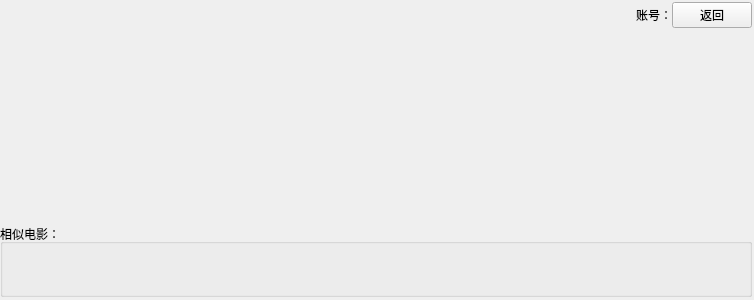
Above: ui/movie_info.ui from foxlora/MovieRecSys before the change. Below: the same form after it.
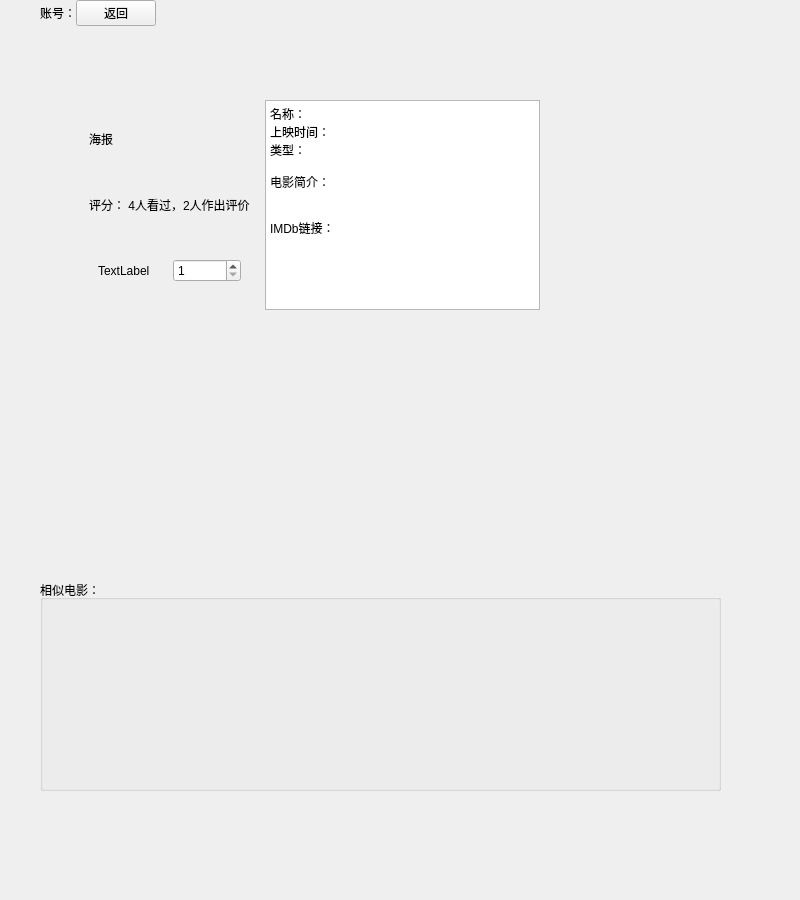
That is the form after the change.

The edit to the form file:
```diff
--- a/ui/movie_info.ui
+++ b/ui/movie_info.ui
@@ -6,30 +6,103 @@
    <rect>
     <x>0</x>
     <y>0</y>
-    <width>754</width>
-    <height>300</height>
+    <width>800</width>
+    <height>900</height>
    </rect>
   </property>
   <property name="windowTitle">
    <string>Form</string>
   </property>
-  <layout class="QVBoxLayout" name="verticalLayout" stretch="0,2,1">
-   <property name="spacing">
-    <number>25</number>
+  <widget class="QWidget" name="widget" native="true">
+   <property name="geometry">
+    <rect>
+     <x>80</x>
+     <y>100</y>
+     <width>460</width>
+     <height>210</height>
+    </rect>
    </property>
-   <property name="leftMargin">
-    <number>0</number>
-   </property>
-   <property name="topMargin">
-    <number>2</number>
-   </property>
-   <property name="rightMargin">
-    <number>2</number>
-   </property>
-   <property name="bottomMargin">
-    <number>3</number>
-   </property>
+   <layout class="QHBoxLayout" name="horizontalLayout">
+    <item>
+     <widget class="QWidget" name="widget_3" native="true">
+      <layout class="QVBoxLayout" name="verticalLayout">
+       <item>
+        <widget class="QLabel" name="label_2">
+         <property name="text">
+          <string>海报</string>
+         </property>
+        </widget>
+       </item>
+       <item>
+        <widget class="QLabel" name="label_3">
+         <property name="text">
+          <string>评分： 4人看过，2人作出评价</string>
+         </property>
+        </widget>
+       </item>
+       <item>
+        <widget class="QWidget" name="widget_2" native="true">
+         <layout class="QHBoxLayout" name="horizontalLayout_3">
+          <item>
+           <widget class="QLabel" name="label_4">
+            <property name="text">
+             <string>TextLabel</string>
+            </property>
+           </widget>
+          </item>
+          <item>
+           <widget class="QSpinBox" name="spinBox">
+            <property name="minimum">
+             <number>1</number>
+            </property>
+            <property name="maximum">
+             <number>5</number>
+            </property>
+            <property name="value">
+             <number>1</number>
+            </property>
+           </widget>
+          </item>
+         </layout>
+        </widget>
+       </item>
+      </layout>
+     </widget>
+    </item>
    <item>
+     <widget class="QTextBrowser" name="textBrowser">
+      <property name="html">
+       <string>&lt;!DOCTYPE HTML PUBLIC &quot;-//W3C//DTD HTML 4.0//EN&quot; &quot;http://www.w3.org/TR/REC-html40/strict.dtd&quot;&gt;
+&lt;html&gt;&lt;head&gt;&lt;meta name=&quot;qrichtext&quot; content=&quot;1&quot; /&gt;&lt;style type=&quot;text/css&quot;&gt;
+p, li { white-space: pre-wrap; }
+&lt;/style&gt;&lt;/head&gt;&lt;body style=&quot; font-family:'SimSun'; font-size:9pt; font-weight:400; font-style:normal;&quot;&gt;
+&lt;p style=&quot; margin-top:0px; margin-bottom:0px; margin-left:0px; margin-right:0px; -qt-block-indent:0; text-indent:0px;&quot;&gt;名称：&lt;/p&gt;
+&lt;p style=&quot; margin-top:0px; margin-bottom:0px; margin-left:0px; margin-right:0px; -qt-block-indent:0; text-indent:0px;&quot;&gt;上映时间：&lt;/p&gt;
+&lt;p style=&quot; margin-top:0px; margin-bottom:0px; margin-left:0px; margin-right:0px; -qt-block-indent:0; text-indent:0px;&quot;&gt;类型：&lt;/p&gt;
+&lt;p style=&quot;-qt-paragraph-type:empty; margin-top:0px; margin-bottom:0px; margin-left:0px; margin-right:0px; -qt-block-indent:0; text-indent:0px;&quot;&gt;&lt;br /&gt;&lt;/p&gt;
+&lt;p style=&quot; margin-top:0px; margin-bottom:0px; margin-left:0px; margin-right:0px; -qt-block-indent:0; text-indent:0px;&quot;&gt;电影简介：&lt;/p&gt;
+&lt;p style=&quot;-qt-paragraph-type:empty; margin-top:0px; margin-bottom:0px; margin-left:0px; margin-right:0px; -qt-block-indent:0; text-indent:0px;&quot;&gt;&lt;br /&gt;&lt;/p&gt;
+&lt;p style=&quot;-qt-paragraph-type:empty; margin-top:0px; margin-bottom:0px; margin-left:0px; margin-right:0px; -qt-block-indent:0; text-indent:0px;&quot;&gt;&lt;br /&gt;&lt;/p&gt;
+&lt;p style=&quot; margin-top:0px; margin-bottom:0px; margin-left:0px; margin-right:0px; -qt-block-indent:0; text-indent:0px;&quot;&gt;IMDb链接：&lt;/p&gt;&lt;/body&gt;&lt;/html&gt;</string>
+      </property>
+     </widget>
+    </item>
+   </layout>
+  </widget>
+  <widget class="QGroupBox" name="groupBox_2">
+   <property name="geometry">
+    <rect>
+     <x>40</x>
+     <y>580</y>
+     <width>681</width>
+     <height>211</height>
+    </rect>
+   </property>
+   <property name="title">
+    <string>相似电影：</string>
+   </property>
+  </widget>
+  <widget class="QWidget" name="">
     <layout class="QHBoxLayout" name="horizontalLayout_2">
      <property name="spacing">
       <number>0</number>
@@ -74,18 +147,7 @@
       </widget>
      </item>
     </layout>
-   </item>
-   <item>
-    <widget class="QWidget" name="widget" native="true"/>
-   </item>
-   <item>
-    <widget class="QGroupBox" name="groupBox">
-     <property name="title">
-      <string>相似电影：</string>
-     </property>
-    </widget>
-   </item>
-  </layout>
+  </widget>
  </widget>
  <resources/>
  <connections/>
```
Left out of the diff: 4 changed lines with no effect on the pictures. Lines whose indentation alone changed are shown as unchanged.
